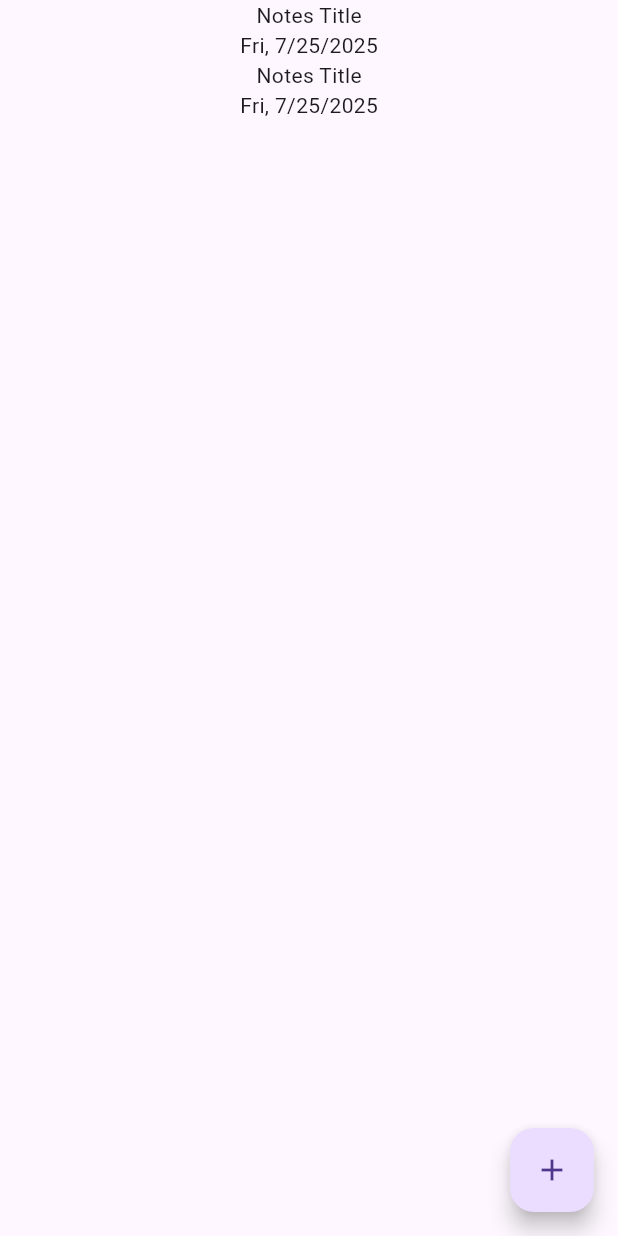
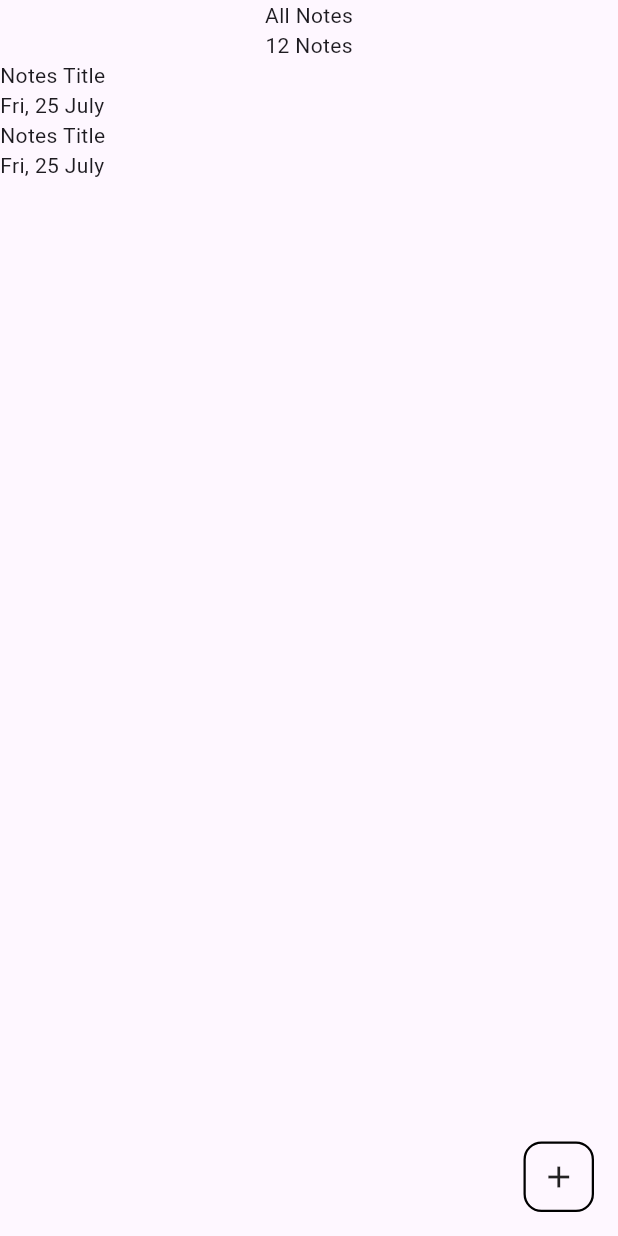
Before and after one commit to priyankprmr/noter, a Flutter app: the screen it shows after launch, after a tap on the "add" icon, on a phone screen of 412 x 824 dp. Run offline on Flutter 3.47's test engine with Material 3 defaults, Android fonts, the phone set to English and light mode, and no system bars; our stand-ins replace go_router.

Commit message:
- skeleton code

```diff
--- a/lib/utils/date_formate_ext.dart
+++ b/lib/utils/date_formate_ext.dart
@@ -1,7 +1,7 @@
 import 'package:intl/intl.dart';
 
 extension DateFormateExt on DateTime {
-  String toEMDYString(){
-    return DateFormat('EEE, M/d/y').format(this);
+  String toEMDYString() {
+    return DateFormat('EEE, dd MMMM').format(this);
   }
 }
--- a/lib/view/home_screen.dart
+++ b/lib/view/home_screen.dart
@@ -1,6 +1,7 @@
 import 'package:flutter/material.dart';
 import 'package:noter/providers/notes_provider.dart';
-import 'package:noter/view/widgets/notes_list_tab.dart';
+import 'package:noter/view/widgets/component_widgets.dart';
+import 'package:noter/view/widgets/notes_list_widget.dart';
 import 'package:provider/provider.dart';
 
 class HomeScreen extends StatelessWidget {
@@ -9,13 +10,10 @@ class HomeScreen extends StatelessWidget {
   @override
   Widget build(BuildContext context) {
     return Scaffold(
-      floatingActionButton: FloatingActionButton(
-        onPressed: () {
-          context.read<NotesProvider>().addNote();
-        },
-        child: const Icon(Icons.add),
+      floatingActionButton: AddButton(
+        onTap: context.read<NotesProvider>().addNote,
       ),
-      body: NotesListTab(),
+      body: SafeArea(child: NotesListWidget()),
     );
   }
 }
--- /dev/null
+++ b/lib/view/widgets/component_widgets.dart
@@ -0,0 +1,22 @@
+import 'package:flutter/material.dart';
+
+class AddButton extends StatelessWidget {
+  final VoidCallback onTap;
+  const AddButton({super.key, required this.onTap});
+
+  @override
+  Widget build(BuildContext context) {
+    return GestureDetector(
+      onTap: onTap,
+      child: Container(
+        decoration: BoxDecoration(
+          color: Colors.transparent,
+          border: BoxBorder.all(width: 1.5, color: Colors.black),
+          borderRadius: BorderRadius.circular(12.0),
+        ),
+        padding: EdgeInsets.all(10.0),
+        child: const Icon(Icons.add),
+      ),
+    );
+  }
+}
--- /dev/null
+++ b/lib/view/widgets/header_widget.dart
@@ -0,0 +1,17 @@
+import 'package:flutter/material.dart';
+
+class HeaderWidget extends StatelessWidget {
+  final String title;
+  final String subTitle;
+
+  const HeaderWidget({
+    super.key,
+    required this.title,
+    required this.subTitle,
+  });
+
+  @override
+  Widget build(BuildContext context) {
+    return Column(children: [Text(title), Text(subTitle)]);
+  }
+}
--- a/lib/view/widgets/note_card_widget.dart
+++ b/lib/view/widgets/note_card_widget.dart
@@ -8,6 +8,7 @@ class NoteCardWidget extends StatelessWidget {
   Widget build(BuildContext context) {
     return SizedBox(
       child: Column(
+        crossAxisAlignment: CrossAxisAlignment.stretch,
         children: [Text('Notes Title'), Text(DateTime.now().toEMDYString())],
       ),
     );
--- a/lib/view/widgets/notes_list_tab.dart
+++ /dev/null
@@ -1,19 +0,0 @@
-import 'package:flutter/material.dart';
-import 'package:noter/providers/notes_provider.dart';
-import 'package:noter/view/widgets/note_card_widget.dart';
-import 'package:provider/provider.dart';
-
-class NotesListTab extends StatelessWidget {
-  const NotesListTab({super.key});
-
-  @override
-  Widget build(BuildContext context) {
-    final notesProvider = context.watch<NotesProvider>();
-    return ListView.builder(
-      itemCount: notesProvider.totalNotes,
-      itemBuilder: (context, index) {
-        return NoteCardWidget();
-      },
-    );
-  }
-}
--- /dev/null
+++ b/lib/view/widgets/notes_list_widget.dart
@@ -0,0 +1,27 @@
+import 'package:flutter/material.dart';
+import 'package:noter/providers/notes_provider.dart';
+import 'package:noter/view/widgets/header_widget.dart';
+import 'package:noter/view/widgets/note_card_widget.dart';
+import 'package:provider/provider.dart';
+
+class NotesListWidget extends StatelessWidget {
+  const NotesListWidget({super.key});
+
+  @override
+  Widget build(BuildContext context) {
+    final notesProvider = context.watch<NotesProvider>();
+    return Column(
+      children: [
+        HeaderWidget(title: 'All Notes', subTitle: '12 Notes'),
+        Expanded(
+          child: ListView.builder(
+            itemCount: notesProvider.totalNotes,
+            itemBuilder: (context, index) {
+              return NoteCardWidget();
+            },
+          ),
+        ),
+      ],
+    );
+  }
+}
--- a/pubspec.yaml
+++ b/pubspec.yaml
@@ -13,6 +13,7 @@ dependencies:
   hive: ^2.2.3
   intl: ^0.20.2
   markdown_widget: ^2.3.2+8
+  path_provider: ^2.1.5
   provider: ^6.1.5
 
 dev_dependencies:
```
Also changed, not shown: lib/models/note.dart (added), pubspec.lock, 1 other file.
